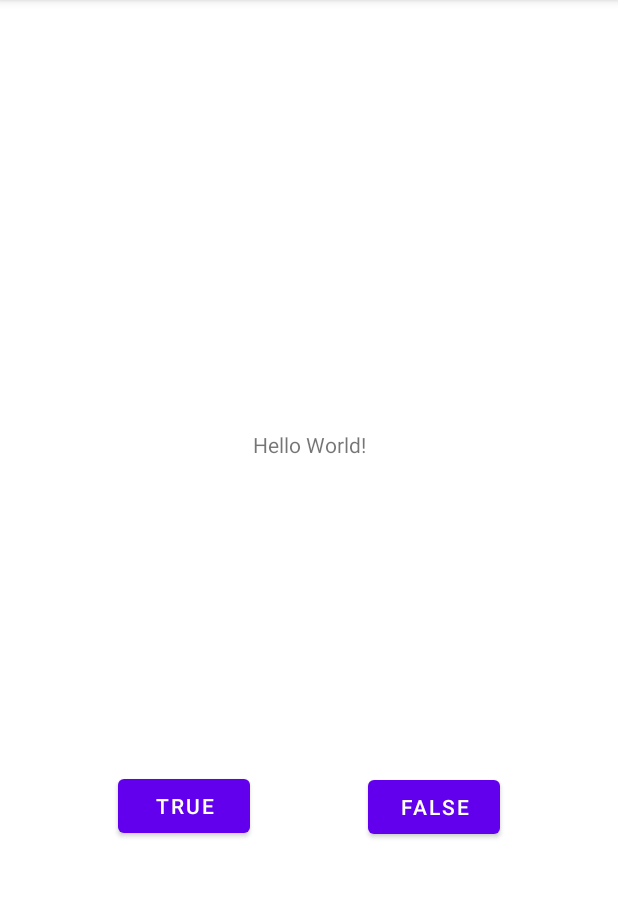
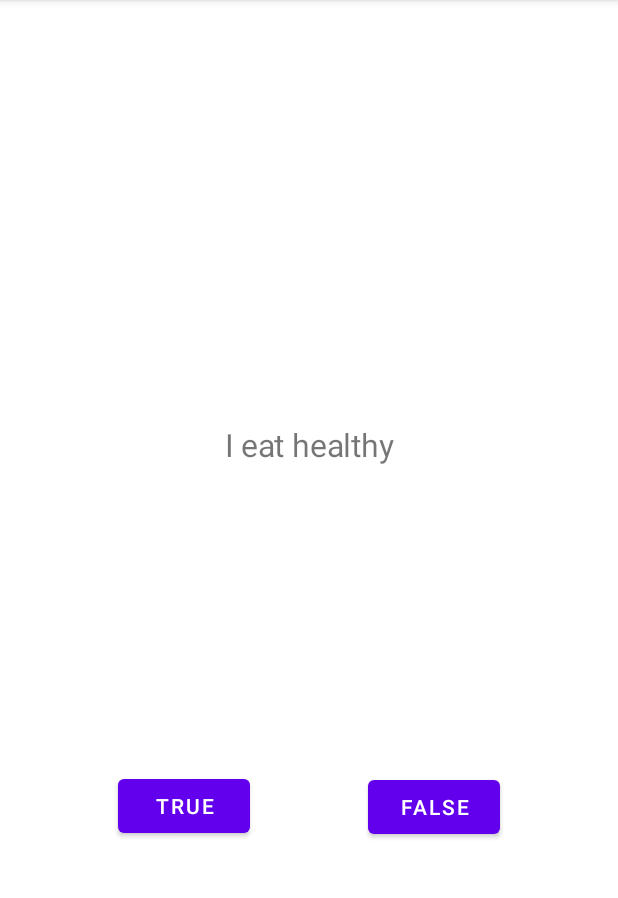
Before and after one commit to FosterBright18/WhichDorNobAreYou, an Android app: the screen it shows after launch (MainActivity), after a tap on "FALSE", on a phone screen of 412 x 824 dp, the part 84-982 px from its top. Run offline under Robolectric (Android 15) with nearby library versions, the phone set to English and light mode, and no system bars; 1 other tap on this screen came first.

```diff
--- a/app/build.gradle
+++ b/app/build.gradle
@@ -37,6 +37,7 @@ dependencies {
     implementation 'androidx.appcompat:appcompat:1.3.1'
     implementation 'com.google.android.material:material:1.4.0'
     implementation 'androidx.constraintlayout:constraintlayout:2.1.0'
+    implementation 'com.google.code.gson:gson:2.8.8'
     testImplementation 'junit:junit:4.+'
     androidTestImplementation 'androidx.test.ext:junit:1.1.3'
     androidTestImplementation 'androidx.test.espresso:espresso-core:3.4.0'
--- a/app/src/main/java/com/foster/whichdornobareyou/MainActivity.kt
+++ b/app/src/main/java/com/foster/whichdornobareyou/MainActivity.kt
@@ -2,14 +2,24 @@ package com.foster.whichdornobareyou
 
 import androidx.appcompat.app.AppCompatActivity
 import android.os.Bundle
+import android.util.Log
 import android.widget.Button
 import android.widget.TextView
+import android.widget.Toast
+import com.google.gson.Gson
+import com.google.gson.reflect.TypeToken
 
 class MainActivity : AppCompatActivity() {
+
+    val TAG = "MainActivity"
+
     lateinit var trueButton : Button
     lateinit var falseButton : Button
     lateinit var question : TextView
+    lateinit var feedBack : TextView
+    lateinit var quiz : Quiz
     var score = 0
+
     override fun onCreate(savedInstanceState: Bundle?) {
         super.onCreate(savedInstanceState)
         setContentView(R.layout.activity_main)
@@ -17,17 +27,64 @@ class MainActivity : AppCompatActivity() {
         wireWidgets()
         setListeners()
 
+        // reading the kson from the raw folder
+
+        // step 1: open the raw resource as an InputStream
+        val inputStream = resources.openRawResource(R.raw.english)
+        val jsonText = inputStream.bufferedReader().use {
+            // the last line of the use function is returned
+            it.readText()
+        }
+        Log.d(TAG, "onCreate: $jsonText")
+
+        // use gson to convert the jsonText into a List<Question>
+        val gson = Gson()
+        val type = object : TypeToken<List<Question>>() { }.type
+        val english = gson.fromJson<List<Question>>(jsonText, type)
+        Log.d(TAG, "onCreate: \n${english.toString()}")
+
+
+        quiz = Quiz(english)
+
+
+        // any quiz related action is a duty of quiz class
+
+        // main activity is incharge of ui and passing information to and from the quiz class
+
+
+        trueButton.text = "True"
+        falseButton.text = "False"
+
+
+        question.text = "${quiz.qCurrent().question}"
 
     }
 
     private fun setListeners() {
-        trueButton.setOnClickListener{score++}
-        falseButton.setOnClickListener{}
+        trueButton.setOnClickListener{
+            qStart(true)
+        }
+        falseButton.setOnClickListener{
+            qStart(false)
+        }
     }
+
+    private fun qStart(bool: Boolean) {
+        if(quiz.qRemaining()) {
+            question.text = "${quiz.qCurrent().question}"
+            Toast.makeText(MainActivity@ this, "${quiz.updateScore(bool)}", Toast.LENGTH_SHORT)
+                .show()
+        } else{
+            Toast.makeText(MainActivity@ this, "${quiz.updateScore(bool)}", Toast.LENGTH_SHORT)
+            question.text = "You answered true on ${quiz.score} questions,\n this means you are a ${quiz.finalScore(quiz.score)}"
+        }
+    }
+
 
     private fun wireWidgets() {
         trueButton = findViewById(R.id.button_main_true)
         falseButton = findViewById(R.id.button_main_false)
         question = findViewById(R.id.textView_main_question)
+        feedBack = findViewById(R.id.textView_main_feedBack)
     }
 }
--- /dev/null
+++ b/app/src/main/java/com/foster/whichdornobareyou/Question.kt
@@ -0,0 +1,4 @@
+package com.foster.whichdornobareyou
+
+
+data class Question(var question: String, var answer : Boolean)
--- /dev/null
+++ b/app/src/main/java/com/foster/whichdornobareyou/Quiz.kt
@@ -0,0 +1,36 @@
+package com.foster.whichdornobareyou
+
+class Quiz(var quest : List<Question>) {
+    var qNum = -1
+    var score = 0
+
+    public fun qRemaining(): Boolean {
+        return quest.size - qNum > 1
+    }
+
+    public fun qCurrent(): Question {
+        qNum++
+        return quest.get(qNum)
+    }
+
+    public fun updateScore(answerSelected : Boolean): String{
+        if(answerSelected == quest.get(qNum).answer){
+            return ":)"
+            score++
+        } else{
+            return ":("
+        }
+
+    }
+
+    fun finalScore(score : Int) : String {
+        return when(score) {
+            in 0..2 -> "door knob"
+            in 3..5 -> "handleset"
+            in 6..8 -> "lever"
+            in 9..10 -> "crystal knob"
+
+            else -> "door knob"
+        }
+        }
+    }
--- a/app/src/main/res/layout/activity_main.xml
+++ b/app/src/main/res/layout/activity_main.xml
@@ -10,6 +10,8 @@
         android:id="@+id/textView_main_question"
         android:layout_width="wrap_content"
         android:layout_height="wrap_content"
+        android:scaleX="1.5"
+        android:scaleY="1.5"
         android:text="Hello World!"
         app:layout_constraintBottom_toBottomOf="parent"
         app:layout_constraintLeft_toLeftOf="parent"
@@ -21,7 +23,6 @@
         android:id="@+id/button_main_true"
         android:layout_width="wrap_content"
         android:layout_height="wrap_content"
-        android:text="True"
         app:layout_constraintBottom_toBottomOf="parent"
         app:layout_constraintEnd_toStartOf="@+id/button_main_false"
         app:layout_constraintHorizontal_bias="0.5"
@@ -32,7 +33,6 @@
         android:id="@+id/button_main_false"
         android:layout_width="wrap_content"
         android:layout_height="wrap_content"
-        android:text="False"
         app:layout_constraintBottom_toBottomOf="parent"
         app:layout_constraintEnd_toEndOf="parent"
         app:layout_constraintHorizontal_bias="0.5"
@@ -40,4 +40,14 @@
         app:layout_constraintTop_toBottomOf="@+id/textView_main_question"
         app:layout_constraintVertical_bias="0.502" />
 
+    <TextView
+        android:id="@+id/textView_main_feedBack"
+        android:layout_width="wrap_content"
+        android:layout_height="wrap_content"
+        app:layout_constraintBottom_toTopOf="@+id/button_main_false"
+        app:layout_constraintEnd_toEndOf="parent"
+        app:layout_constraintHorizontal_bias="0.498"
+        app:layout_constraintStart_toStartOf="parent"
+        app:layout_constraintTop_toBottomOf="@+id/textView_main_question" />
+
 </androidx.constraintlayout.widget.ConstraintLayout>
--- a/app/src/main/res/raw/Question.kt
+++ /dev/null
@@ -1,3 +0,0 @@
-package raw
-
-data class question(var question: String, var answer : Boolean)
--- a/app/src/main/res/raw/Quiz.kt
+++ /dev/null
@@ -1,4 +0,0 @@
-package raw
-
-class Quiz {
-}
--- a/app/src/main/res/raw/english.json
+++ b/app/src/main/res/raw/english.json
@@ -1,7 +1,4 @@
 [
-  {
-    "directions" : "Answer the following questions with true or false, depending on weather you agree with them or don't."
-  },
   {
     "question": "I am a social person",
     "answer" : true
```
